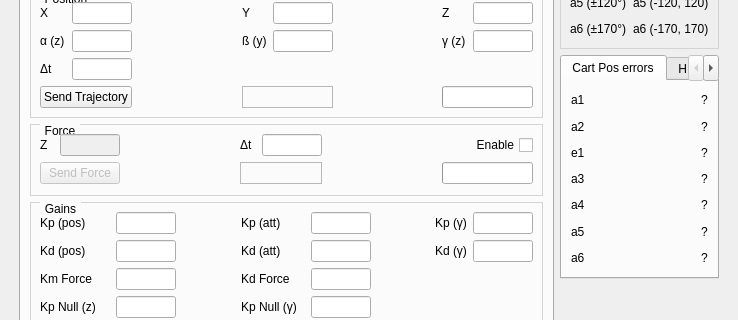
The window that ui/main_window.ui (xEnVrE/controller_switcher) describes before a commit, drawn with Qt 5; both pictures show x 0 to 738 and y 156 to 476 of the 738 by 665 pixel window.
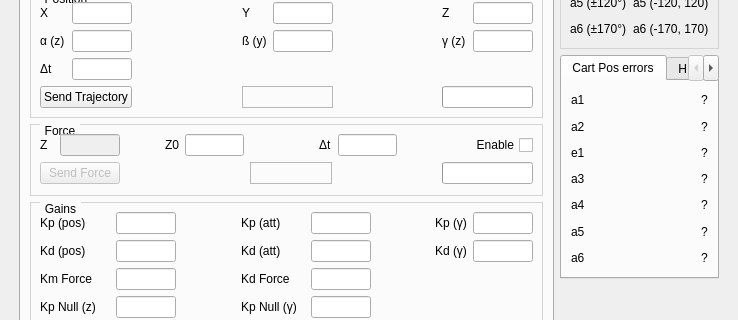
The same window after the commit. The open tabs and pages were chosen to show the change.

Commit message: add default forcez (UI and logic)

```diff
--- a/ui/main_window.ui
+++ b/ui/main_window.ui
@@ -1061,7 +1061,7 @@
                <bool>false</bool>
               </property>
               <layout class="QGridLayout" name="gridLayout_6">
-               <item row="0" column="7">
+               <item row="0" column="11">
                 <widget class="QCheckBox" name="checkBoxEnableForce_hybrid">
                  <property name="enabled">
                   <bool>true</bool>
@@ -1100,7 +1100,7 @@
                  </property>
                 </widget>
                </item>
-               <item row="1" column="6" colspan="2">
+               <item row="1" column="10" colspan="2">
                 <widget class="QProgressBar" name="progressBar_hybrid_force">
                  <property name="value">
                   <number>0</number>
@@ -1110,7 +1110,7 @@
                  </property>
                 </widget>
                </item>
-               <item row="0" column="3">
+               <item row="0" column="7">
                 <widget class="QLabel" name="HybridSetForceDurationLabel">
                  <property name="text">
                   <string>Δt</string>
@@ -1124,14 +1124,14 @@
                  </property>
                 </widget>
                </item>
-               <item row="0" column="6">
+               <item row="0" column="10">
                 <widget class="QLabel" name="HybridSetZLabel_2">
                  <property name="text">
                   <string/>
                  </property>
                 </widget>
                </item>
-               <item row="0" column="4">
+               <item row="0" column="8">
                 <widget class="QLineEdit" name="textForce_duration_hybrid">
                  <property name="enabled">
                   <bool>true</bool>
@@ -1144,7 +1144,7 @@
                  </property>
                 </widget>
                </item>
-               <item row="0" column="5">
+               <item row="0" column="9">
                 <spacer name="HybridSetEnableForceZSpacer1">
                  <property name="orientation">
                   <enum>Qt::Horizontal</enum>
@@ -1157,7 +1157,50 @@
                  </property>
                 </spacer>
                </item>
-               <item row="1" column="3" colspan="2">
+               <item row="1" column="0" colspan="2">
+                <widget class="QPushButton" name="buttonSetTrajForce_hybrid">
+                 <property name="enabled">
+                  <bool>false</bool>
+                 </property>
+                 <property name="text">
+                  <string>Send Force</string>
+                 </property>
+                </widget>
+               </item>
+               <item row="0" column="6">
+                <spacer name="HybridSetEnableForceZSpacer2_2">
+                 <property name="orientation">
+                  <enum>Qt::Horizontal</enum>
+                 </property>
+                 <property name="sizeHint" stdset="0">
+                  <size>
+                   <width>40</width>
+                   <height>20</height>
+                  </size>
+                 </property>
+                </spacer>
+               </item>
+               <item row="0" column="5">
+                <widget class="QLineEdit" name="textForceZ0_hybrid">
+                 <property name="enabled">
+                  <bool>true</bool>
+                 </property>
+                 <property name="maximumSize">
+                  <size>
+                   <width>60</width>
+                   <height>30</height>
+                  </size>
+                 </property>
+                </widget>
+               </item>
+               <item row="0" column="4">
+                <widget class="QLabel" name="HybridSetForceZ0Label">
+                 <property name="text">
+                  <string>Z0</string>
+                 </property>
+                </widget>
+               </item>
+               <item row="1" column="6" colspan="2">
                 <widget class="QFrame" name="frame_3">
                  <property name="frameShape">
                   <enum>QFrame::StyledPanel</enum>
@@ -1197,16 +1240,6 @@
                  </layout>
                 </widget>
                </item>
-               <item row="1" column="0" colspan="2">
-                <widget class="QPushButton" name="buttonSetTrajForce_hybrid">
-                 <property name="enabled">
-                  <bool>false</bool>
-                 </property>
-                 <property name="text">
-                  <string>Send Force</string>
-                 </property>
-                </widget>
-               </item>
               </layout>
              </widget>
             </item>
```
The commit also changes 1 other file.
